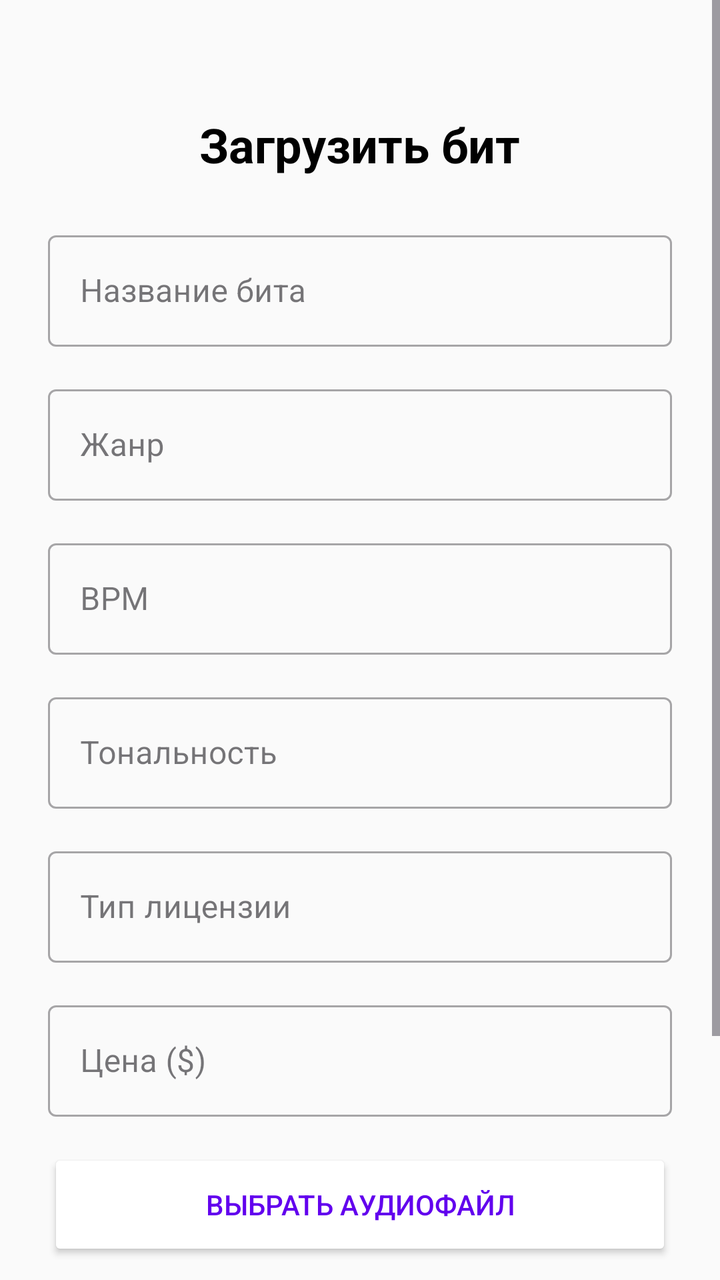
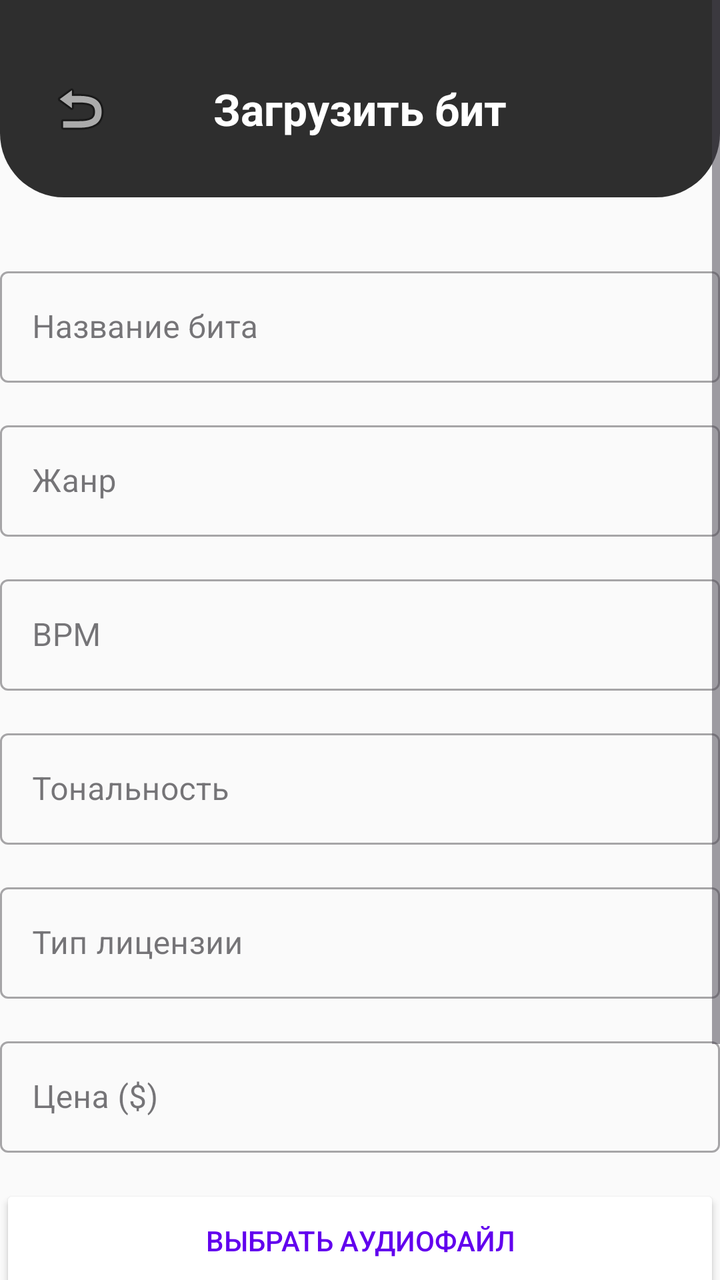

An Android layout rendered at two revisions. The XML below is the earlier revision; the diff shows what the commit changed to produce the second picture.
<!-- AndroidManifest.xml: application theme Theme.Beatstore -->
<!-- res/layout/activity_upload_beat.xml -->
<?xml version="1.0" encoding="utf-8"?>
<ScrollView xmlns:android="http://schemas.android.com/apk/res/android"
    xmlns:app="http://schemas.android.com/apk/res-auto"
    android:layout_width="match_parent"
    android:layout_height="match_parent"
    android:fillViewport="true"
    android:background="#FAFAFA">

    <androidx.constraintlayout.widget.ConstraintLayout
        android:layout_width="match_parent"
        android:layout_height="wrap_content"
        android:padding="24dp">

        <TextView
            android:id="@+id/tvUploadTitle"
            android:layout_width="wrap_content"
            android:layout_height="wrap_content"
            android:text="Загрузить бит"
            android:textSize="24sp"
            android:textStyle="bold"
            android:textColor="#000000"
            app:layout_constraintEnd_toEndOf="parent"
            app:layout_constraintStart_toStartOf="parent"
            app:layout_constraintTop_toTopOf="parent"
            android:layout_marginTop="32dp" />

        
        <com.google.android.material.textfield.TextInputLayout
            android:id="@+id/tilTitle"
            android:layout_width="0dp"
            android:layout_height="wrap_content"
            android:layout_marginTop="24dp"
            android:hint="Название бита"
            app:layout_constraintEnd_toEndOf="parent"
            app:layout_constraintStart_toStartOf="parent"
            app:layout_constraintTop_toBottomOf="@id/tvUploadTitle"
            style="@style/Widget.MaterialComponents.TextInputLayout.OutlinedBox">

            <com.google.android.material.textfield.TextInputEditText
                android:id="@+id/etTitle"
                android:layout_width="match_parent"
                android:layout_height="wrap_content"
                android:maxLines="1" />
        </com.google.android.material.textfield.TextInputLayout>

        
        <com.google.android.material.textfield.TextInputLayout
            android:id="@+id/tilGenre"
            android:layout_width="0dp"
            android:layout_height="wrap_content"
            android:layout_marginTop="16dp"
            android:hint="Жанр"
            app:layout_constraintEnd_toEndOf="parent"
            app:layout_constraintStart_toStartOf="parent"
            app:layout_constraintTop_toBottomOf="@id/tilTitle"
            style="@style/Widget.MaterialComponents.TextInputLayout.OutlinedBox">

            <com.google.android.material.textfield.TextInputEditText
                android:id="@+id/etGenre"
                android:layout_width="match_parent"
                android:layout_height="wrap_content"
                android:maxLines="1" />
        </com.google.android.material.textfield.TextInputLayout>

        
        <com.google.android.material.textfield.TextInputLayout
            android:id="@+id/tilBpm"
            android:layout_width="0dp"
            android:layout_height="wrap_content"
            android:layout_marginTop="16dp"
            android:hint="BPM"
            app:layout_constraintEnd_toEndOf="parent"
            app:layout_constraintStart_toStartOf="parent"
            app:layout_constraintTop_toBottomOf="@id/tilGenre"
            style="@style/Widget.MaterialComponents.TextInputLayout.OutlinedBox">

            <com.google.android.material.textfield.TextInputEditText
                android:id="@+id/etBpm"
                android:layout_width="match_parent"
                android:layout_height="wrap_content"
                android:inputType="number"
                android:maxLines="1" />
        </com.google.android.material.textfield.TextInputLayout>

        
        <com.google.android.material.textfield.TextInputLayout
            android:id="@+id/tilKey"
            android:layout_width="0dp"
            android:layout_height="wrap_content"
            android:layout_marginTop="16dp"
            android:hint="Тональность"
            app:layout_constraintEnd_toEndOf="parent"
            app:layout_constraintStart_toStartOf="parent"
            app:layout_constraintTop_toBottomOf="@id/tilBpm"
            style="@style/Widget.MaterialComponents.TextInputLayout.OutlinedBox">

            <com.google.android.material.textfield.TextInputEditText
                android:id="@+id/etKey"
                android:layout_width="match_parent"
                android:layout_height="wrap_content"
                android:maxLines="1" />
        </com.google.android.material.textfield.TextInputLayout>

        
        <com.google.android.material.textfield.TextInputLayout
            android:id="@+id/tilLicense"
            android:layout_width="0dp"
            android:layout_height="wrap_content"
            android:layout_marginTop="16dp"
            android:hint="Тип лицензии"
            app:layout_constraintEnd_toEndOf="parent"
            app:layout_constraintStart_toStartOf="parent"
            app:layout_constraintTop_toBottomOf="@id/tilKey"
            style="@style/Widget.MaterialComponents.TextInputLayout.OutlinedBox">

            <com.google.android.material.textfield.TextInputEditText
                android:id="@+id/etLicense"
                android:layout_width="match_parent"
                android:layout_height="wrap_content"
                android:maxLines="1" />
        </com.google.android.material.textfield.TextInputLayout>

        
        <com.google.android.material.textfield.TextInputLayout
            android:id="@+id/tilPrice"
            android:layout_width="0dp"
            android:layout_height="wrap_content"
            android:layout_marginTop="16dp"
            android:hint="Цена ($)"
            app:layout_constraintEnd_toEndOf="parent"
            app:layout_constraintStart_toStartOf="parent"
            app:layout_constraintTop_toBottomOf="@id/tilLicense"
            style="@style/Widget.MaterialComponents.TextInputLayout.OutlinedBox">

            <com.google.android.material.textfield.TextInputEditText
                android:id="@+id/etPrice"
                android:layout_width="match_parent"
                android:layout_height="wrap_content"
                android:inputType="numberDecimal"
                android:maxLines="1" />
        </com.google.android.material.textfield.TextInputLayout>

        
        <Button
            android:id="@+id/btnSelectFile"
            android:layout_width="0dp"
            android:layout_height="56dp"
            android:text="Выбрать аудиофайл"
            android:textSize="14sp"
            android:textColor="#FF6200EE"
            android:backgroundTint="#FFFFFF"
            app:strokeColor="#FF6200EE"
            app:strokeWidth="2dp"
            app:cornerRadius="12dp"
            android:layout_marginTop="16dp"
            app:layout_constraintEnd_toEndOf="parent"
            app:layout_constraintStart_toStartOf="parent"
            app:layout_constraintTop_toBottomOf="@id/tilPrice" />

        <TextView
            android:id="@+id/tvSelectedFile"
            android:layout_width="0dp"
            android:layout_height="wrap_content"
            android:text="Файл не выбран"
            android:textSize="12sp"
            android:textColor="#999999"
            android:layout_marginTop="8dp"
            android:gravity="center"
            app:layout_constraintEnd_toEndOf="parent"
            app:layout_constraintStart_toStartOf="parent"
            app:layout_constraintTop_toBottomOf="@id/btnSelectFile" />

        
        <Button
            android:id="@+id/btnUpload"
            android:layout_width="0dp"
            android:layout_height="56dp"
            android:text="Загрузить"
            android:textSize="16sp"
            android:textColor="#FFFFFF"
            android:backgroundTint="#FF6200EE"
            app:cornerRadius="12dp"
            android:layout_marginTop="24dp"
            android:layout_marginBottom="32dp"
            app:layout_constraintEnd_toEndOf="parent"
            app:layout_constraintStart_toStartOf="parent"
            app:layout_constraintTop_toBottomOf="@id/tvSelectedFile"
            app:layout_constraintBottom_toBottomOf="parent" />

    </androidx.constraintlayout.widget.ConstraintLayout>
</ScrollView>
<!-- resources referenced by this layout -->
<resources>
  <style name="Theme.Beatstore" parent="Base.Theme.Beatstore" />
  <style name="Base.Theme.Beatstore" parent="Theme.Material3.DayNight.NoActionBar">
          
          
      </style>
</resources>

<!-- the commit's change to res/layout/activity_upload_beat.xml (unified diff, before → after) -->
@@ -8,33 +8,55 @@
 
     <androidx.constraintlayout.widget.ConstraintLayout
         android:layout_width="match_parent"
-        android:layout_height="wrap_content"
-        android:padding="24dp">
+        android:layout_height="wrap_content">
+        <View
+            android:id="@+id/view"
+            android:layout_width="match_parent"
+            android:layout_height="130dp"
+            android:layout_marginTop="-32dp"
+            android:background="@drawable/rounded_background"
+            app:layout_constraintEnd_toEndOf="parent"
+            app:layout_constraintStart_toStartOf="parent"
+            app:layout_constraintTop_toTopOf="parent" />
+
+        <ImageButton
+            android:id="@+id/btnBack"
+            android:layout_width="48dp"
+            android:layout_height="48dp"
+            android:background="@null"
+            android:src="@android:drawable/ic_menu_revert"
+            android:layout_marginStart="16dp"
+            android:layout_marginTop="32dp"
+            app:layout_constraintStart_toStartOf="parent"
+            app:layout_constraintTop_toTopOf="@id/view"
+            app:layout_constraintBottom_toBottomOf="@id/view"
+            app:layout_constraintVertical_bias="0.6" />
 
         <TextView
             android:id="@+id/tvUploadTitle"
             android:layout_width="wrap_content"
             android:layout_height="wrap_content"
             android:text="Загрузить бит"
-            android:textSize="24sp"
+            android:textSize="22sp"
             android:textStyle="bold"
-            android:textColor="#000000"
-            app:layout_constraintEnd_toEndOf="parent"
-            app:layout_constraintStart_toStartOf="parent"
-            app:layout_constraintTop_toTopOf="parent"
-            android:layout_marginTop="32dp" />
+            android:textColor="#FFFFFF"
+            app:layout_constraintEnd_toEndOf="parent"
+            app:layout_constraintStart_toStartOf="parent"
+            app:layout_constraintTop_toTopOf="@id/btnBack"
+            app:layout_constraintBottom_toBottomOf="@id/btnBack" />
+
 
         
         <com.google.android.material.textfield.TextInputLayout
             android:id="@+id/tilTitle"
-            android:layout_width="0dp"
-            android:layout_height="wrap_content"
-            android:layout_marginTop="24dp"
+            style="@style/Widget.MaterialComponents.TextInputLayout.OutlinedBox"
+            android:layout_width="360dp"
+            android:layout_height="wrap_content"
+            android:layout_marginTop="32dp"
             android:hint="Название бита"
             app:layout_constraintEnd_toEndOf="parent"
             app:layout_constraintStart_toStartOf="parent"
-            app:layout_constraintTop_toBottomOf="@id/tvUploadTitle"
-            style="@style/Widget.MaterialComponents.TextInputLayout.OutlinedBox">
+            app:layout_constraintTop_toBottomOf="@+id/view">
 
             <com.google.android.material.textfield.TextInputEditText
                 android:id="@+id/etTitle"
@@ -46,7 +68,7 @@
         
         <com.google.android.material.textfield.TextInputLayout
             android:id="@+id/tilGenre"
-            android:layout_width="0dp"
+            android:layout_width="360dp"
             android:layout_height="wrap_content"
             android:layout_marginTop="16dp"
             android:hint="Жанр"
@@ -65,7 +87,7 @@
         
         <com.google.android.material.textfield.TextInputLayout
             android:id="@+id/tilBpm"
-            android:layout_width="0dp"
+            android:layout_width="360dp"
             android:layout_height="wrap_content"
             android:layout_marginTop="16dp"
             android:hint="BPM"
@@ -85,7 +107,7 @@
         
         <com.google.android.material.textfield.TextInputLayout
             android:id="@+id/tilKey"
-            android:layout_width="0dp"
+            android:layout_width="360dp"
             android:layout_height="wrap_content"
             android:layout_marginTop="16dp"
             android:hint="Тональность"
@@ -104,7 +126,7 @@
         
         <com.google.android.material.textfield.TextInputLayout
             android:id="@+id/tilLicense"
-            android:layout_width="0dp"
+            android:layout_width="360dp"
             android:layout_height="wrap_content"
             android:layout_marginTop="16dp"
             android:hint="Тип лицензии"
@@ -123,7 +145,7 @@
         
         <com.google.android.material.textfield.TextInputLayout
             android:id="@+id/tilPrice"
-            android:layout_width="0dp"
+            android:layout_width="360dp"
             android:layout_height="wrap_content"
             android:layout_marginTop="16dp"
             android:hint="Цена ($)"
@@ -143,7 +165,7 @@
         
         <Button
             android:id="@+id/btnSelectFile"
-            android:layout_width="0dp"
+            android:layout_width="360dp"
             android:layout_height="56dp"
             android:text="Выбрать аудиофайл"
             android:textSize="14sp"
@@ -159,7 +181,7 @@
 
         <TextView
             android:id="@+id/tvSelectedFile"
-            android:layout_width="0dp"
+            android:layout_width="360dp"
             android:layout_height="wrap_content"
             android:text="Файл не выбран"
             android:textSize="12sp"
@@ -173,7 +195,7 @@
         
         <Button
             android:id="@+id/btnUpload"
-            android:layout_width="0dp"
+            android:layout_width="360dp"
             android:layout_height="56dp"
             android:text="Загрузить"
             android:textSize="16sp"
<!-- resource entries referenced after the edit -->
@@ -1,5 +1,10 @@
 <!-- resources referenced by this layout -->
 <resources>
+  <!-- drawable rounded_background (drawable) -->
+  <shape xmlns:android="http://schemas.android.com/apk/res/android">
+      <solid android:color="#2E2E2E" />
+      <corners android:radius="32dp" />
+  </shape>
   <style name="Theme.Beatstore" parent="Base.Theme.Beatstore" />
   <style name="Base.Theme.Beatstore" parent="Theme.Material3.DayNight.NoActionBar">
           
